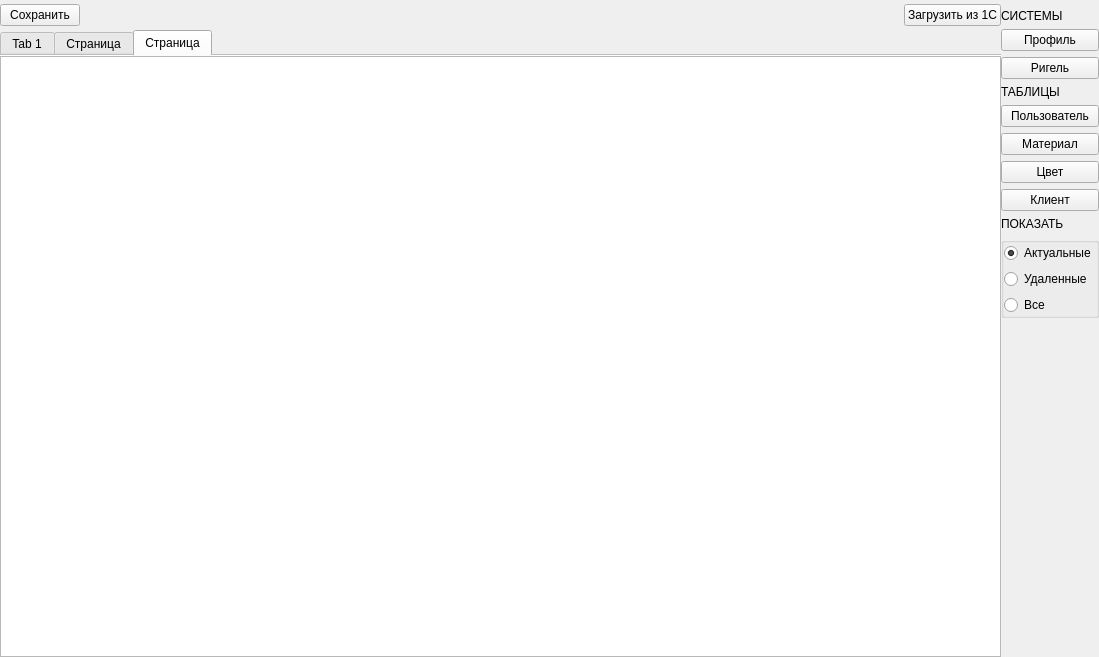
First picture: the form in app/ui/data_new.ui, repository extinctsoulwisp/ModerCoupeDV, before the edit.
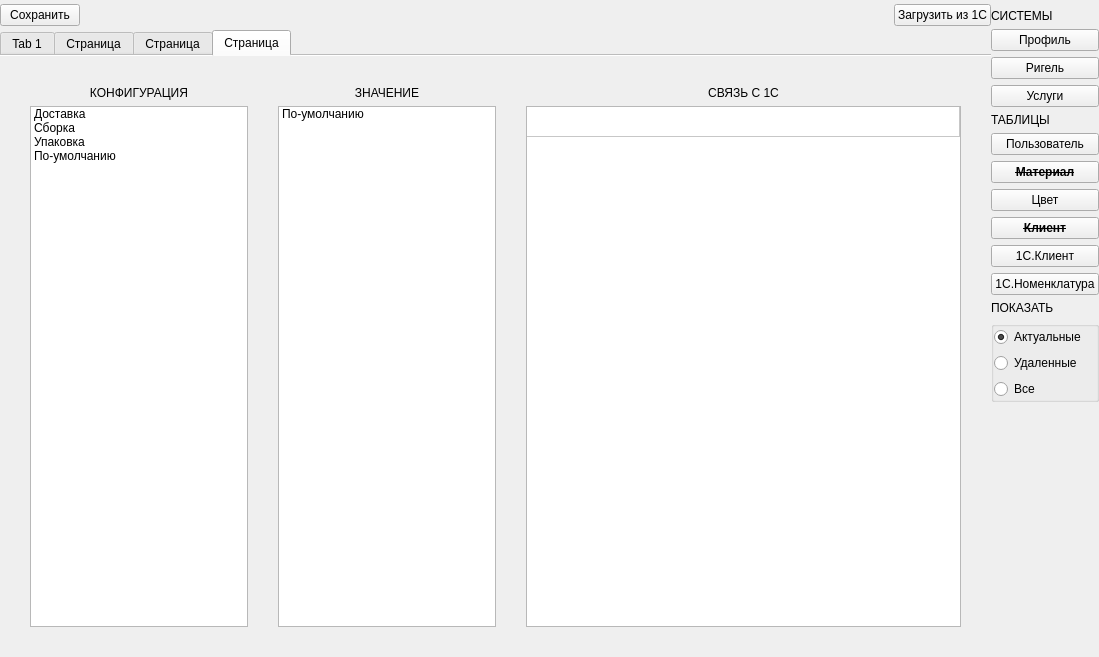
Second picture: the form after the edit. Icons and pictures are not drawn.

```diff
--- a/app/ui/data_new.ui
+++ b/app/ui/data_new.ui
@@ -312,6 +312,13 @@
         </property>
        </widget>
       </item>
+      <item>
+       <widget class="QPushButton" name="btn_config">
+        <property name="text">
+         <string>Услуги</string>
+        </property>
+       </widget>
+      </item>
       <item>
        <widget class="QLabel" name="label_14">
         <property name="text">
@@ -328,6 +335,15 @@
       </item>
       <item>
        <widget class="QPushButton" name="btn_material">
+        <property name="font">
+         <font>
+          <family>Segoe UI</family>
+          <pointsize>9</pointsize>
+          <italic>false</italic>
+          <bold>true</bold>
+          <strikeout>true</strikeout>
+         </font>
+        </property>
         <property name="text">
          <string>Материал</string>
         </property>
@@ -342,11 +358,34 @@
       </item>
       <item>
        <widget class="QPushButton" name="btn_customer">
+        <property name="font">
+         <font>
+          <family>Segoe UI</family>
+          <pointsize>9</pointsize>
+          <italic>false</italic>
+          <bold>true</bold>
+          <strikeout>true</strikeout>
+         </font>
+        </property>
         <property name="text">
          <string>Клиент</string>
         </property>
        </widget>
       </item>
+      <item>
+       <widget class="QPushButton" name="btn_1c_customer">
+        <property name="text">
+         <string>1C.Клиент</string>
+        </property>
+       </widget>
+      </item>
+      <item>
+       <widget class="QPushButton" name="btn_1c_nomenclature">
+        <property name="text">
+         <string>1C.Номенклатура</string>
+        </property>
+       </widget>
+      </item>
       <item>
        <widget class="QLabel" name="label_2">
         <property name="text">
@@ -418,7 +457,7 @@
    <item row="2" column="0">
     <widget class="QTabWidget" name="tabWidget">
      <property name="currentIndex">
-      <number>2</number>
+      <number>3</number>
      </property>
      <property name="documentMode">
       <bool>true</bool>
@@ -1097,6 +1136,122 @@
        </item>
       </layout>
      </widget>
+     <widget class="QWidget" name="config_tab">
+      <attribute name="title">
+       <string>Страница</string>
+      </attribute>
+      <layout class="QGridLayout" name="gridLayout_4" columnstretch="1,1,2">
+       <property name="leftMargin">
+        <number>30</number>
+       </property>
+       <property name="topMargin">
+        <number>30</number>
+       </property>
+       <property name="rightMargin">
+        <number>30</number>
+       </property>
+       <property name="bottomMargin">
+        <number>30</number>
+       </property>
+       <property name="horizontalSpacing">
+        <number>30</number>
+       </property>
+       <item row="1" column="0">
+        <widget class="QListWidget" name="lst_config_names">
+         <property name="contextMenuPolicy">
+          <enum>Qt::CustomContextMenu</enum>
+         </property>
+         <item>
+          <property name="text">
+           <string>Доставка</string>
+          </property>
+         </item>
+         <item>
+          <property name="text">
+           <string>Сборка</string>
+          </property>
+         </item>
+         <item>
+          <property name="text">
+           <string>Упаковка</string>
+          </property>
+         </item>
+         <item>
+          <property name="text">
+           <string>По-умолчанию</string>
+          </property>
+         </item>
+        </widget>
+       </item>
+       <item row="1" column="1">
+        <widget class="QListWidget" name="lst_config_params">
+         <property name="contextMenuPolicy">
+          <enum>Qt::CustomContextMenu</enum>
+         </property>
+         <item>
+          <property name="text">
+           <string>По-умолчанию</string>
+          </property>
+         </item>
+        </widget>
+       </item>
+       <item row="0" column="1">
+        <widget class="QLabel" name="label_13">
+         <property name="text">
+          <string>ЗНАЧЕНИЕ</string>
+         </property>
+         <property name="alignment">
+          <set>Qt::AlignCenter</set>
+         </property>
+        </widget>
+       </item>
+       <item row="0" column="0">
+        <widget class="QLabel" name="label_11">
+         <property name="text">
+          <string>КОНФИГУРАЦИЯ</string>
+         </property>
+         <property name="alignment">
+          <set>Qt::AlignCenter</set>
+         </property>
+        </widget>
+       </item>
+       <item row="0" column="2">
+        <widget class="QLabel" name="label_15">
+         <property name="text">
+          <string>СВЯЗЬ С 1С</string>
+         </property>
+         <property name="alignment">
+          <set>Qt::AlignCenter</set>
+         </property>
+        </widget>
+       </item>
+       <item row="1" column="2">
+        <widget class="QTableWidget" name="tbl_config_1c">
+         <property name="selectionMode">
+          <enum>QAbstractItemView::NoSelection</enum>
+         </property>
+         <property name="showGrid">
+          <bool>true</bool>
+         </property>
+         <attribute name="horizontalHeaderVisible">
+          <bool>false</bool>
+         </attribute>
+         <attribute name="horizontalHeaderStretchLastSection">
+          <bool>true</bool>
+         </attribute>
+         <attribute name="verticalHeaderVisible">
+          <bool>false</bool>
+         </attribute>
+         <row/>
+         <column>
+          <property name="text">
+           <string>Позиция</string>
+          </property>
+         </column>
+        </widget>
+       </item>
+      </layout>
+     </widget>
     </widget>
    </item>
   </layout>
```
Left out of the diff: 2 changed lines with no effect on the pictures.
